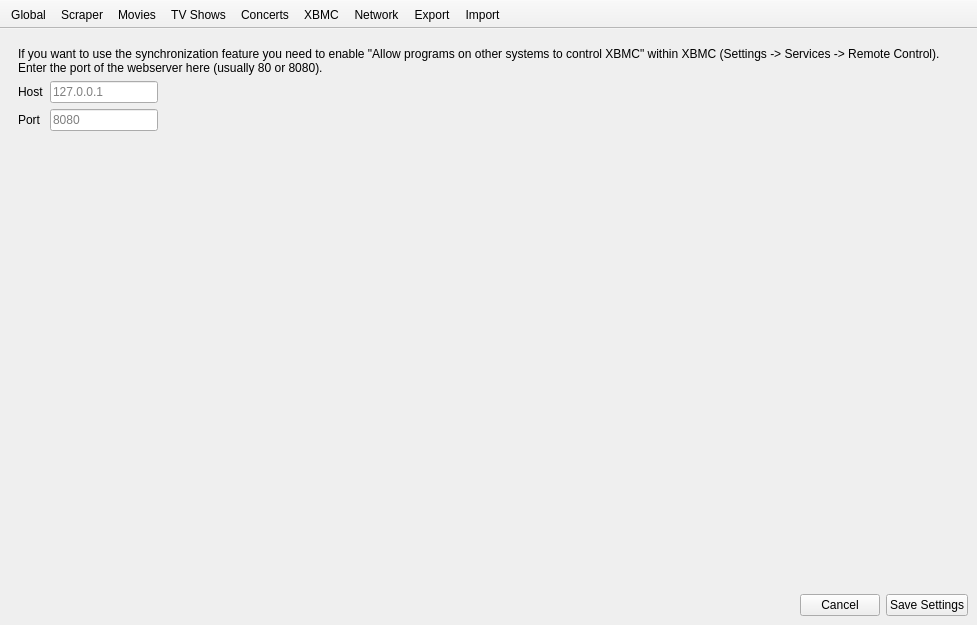
Before: the Qt Designer form settings/SettingsWindow.ui in Komet/MediaElch, drawn with Qt 5.
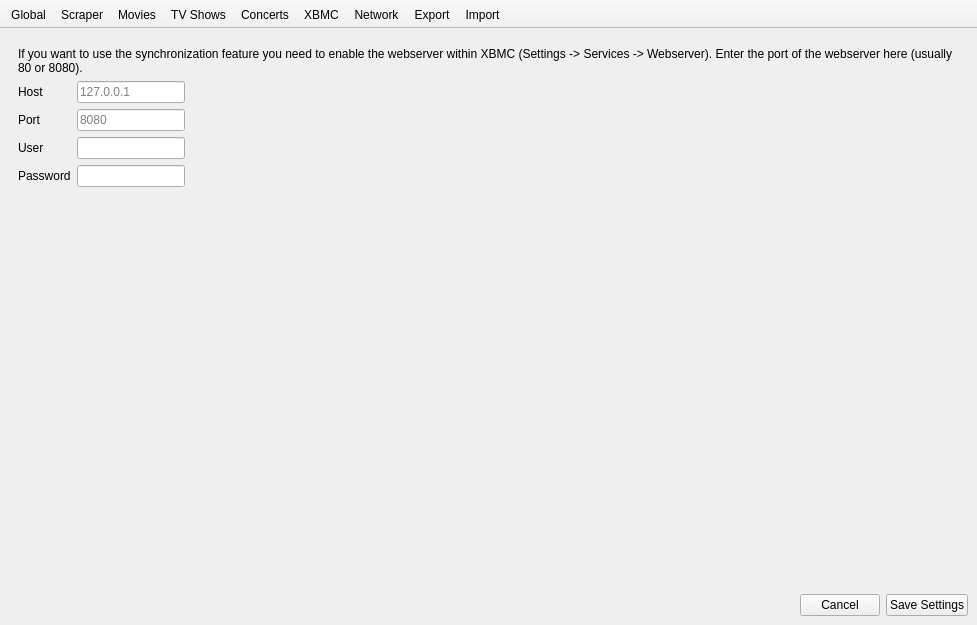
After: the same form once the commit is applied. The open tabs and pages were chosen to show the change. Icons and pictures are not drawn. Custom widgets are drawn as their Qt base class.

What changed in the file:
```diff
--- a/settings/SettingsWindow.ui
+++ b/settings/SettingsWindow.ui
@@ -1069,7 +1069,7 @@
         <item>
          <widget class="QLabel" name="label_7">
           <property name="text">
-           <string>If you want to use the synchronization feature you need to enable &quot;Allow programs on other systems to control XBMC&quot; within XBMC (Settings -&gt; Services -&gt; Remote Control). Enter the port of the webserver here (usually 80 or 8080).</string>
+           <string>If you want to use the synchronization feature you need to enable the webserver within XBMC (Settings -&gt; Services -&gt; Webserver). Enter the port of the webserver here (usually 80 or 8080).</string>
           </property>
           <property name="wordWrap">
            <bool>true</bool>
@@ -1109,6 +1109,30 @@
             </property>
            </widget>
           </item>
+          <item row="2" column="0">
+           <widget class="QLabel" name="label_55">
+            <property name="text">
+             <string>User</string>
+            </property>
+           </widget>
+          </item>
+          <item row="3" column="0">
+           <widget class="QLabel" name="label_59">
+            <property name="text">
+             <string>Password</string>
+            </property>
+           </widget>
+          </item>
+          <item row="2" column="1">
+           <widget class="QLineEdit" name="xbmcUser"/>
+          </item>
+          <item row="3" column="1">
+           <widget class="QLineEdit" name="xbmcPassword">
+            <property name="echoMode">
+             <enum>QLineEdit::Password</enum>
+            </property>
+           </widget>
+          </item>
          </layout>
         </item>
        </layout>
```
